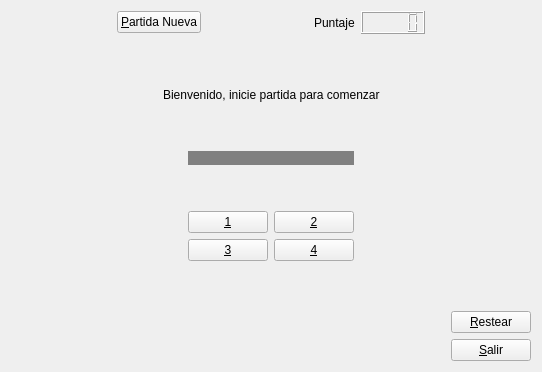
First picture: the form in Practica3/Simon.ui, repository AlexandraOliv14/IDI_UPC, before the edit.
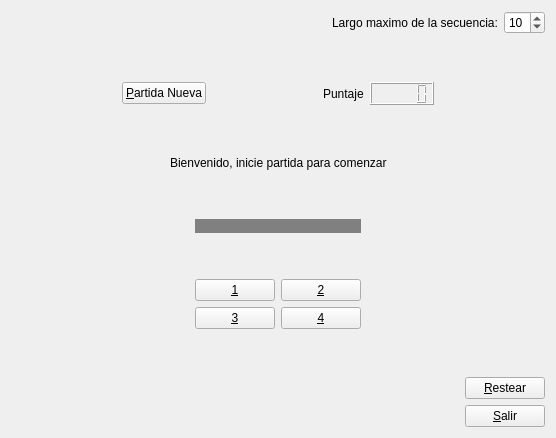
Second picture: the form after the edit. Custom widgets are drawn as their Qt base class.

Commit message: ADD: largo de secuencia editable

```diff
--- a/Practica3/Simon.ui
+++ b/Practica3/Simon.ui
@@ -6,14 +6,58 @@
    <rect>
     <x>0</x>
     <y>0</y>
-    <width>542</width>
-    <height>372</height>
+    <width>556</width>
+    <height>438</height>
    </rect>
   </property>
   <property name="windowTitle">
    <string>Form</string>
   </property>
   <layout class="QVBoxLayout" name="verticalLayout">
+   <item>
+    <layout class="QHBoxLayout" name="horizontalLayout_7">
+     <item>
+      <spacer name="horizontalSpacer">
+       <property name="orientation">
+        <enum>Qt::Horizontal</enum>
+       </property>
+       <property name="sizeHint" stdset="0">
+        <size>
+         <width>40</width>
+         <height>20</height>
+        </size>
+       </property>
+      </spacer>
+     </item>
+     <item>
+      <widget class="QLabel" name="label_4">
+       <property name="text">
+        <string>Largo maximo de la secuencia:</string>
+       </property>
+      </widget>
+     </item>
+     <item>
+      <widget class="QSpinBox" name="spinBox">
+       <property name="value">
+        <number>10</number>
+       </property>
+      </widget>
+     </item>
+    </layout>
+   </item>
+   <item>
+    <spacer name="verticalSpacer_7">
+     <property name="orientation">
+      <enum>Qt::Vertical</enum>
+     </property>
+     <property name="sizeHint" stdset="0">
+      <size>
+       <width>20</width>
+       <height>14</height>
+      </size>
+     </property>
+    </spacer>
+   </item>
    <item>
     <layout class="QHBoxLayout" name="horizontalLayout_4">
      <item>
```
Left out of the diff: 158 changed lines with no effect on the pictures. The commit also changes 4 other files.
